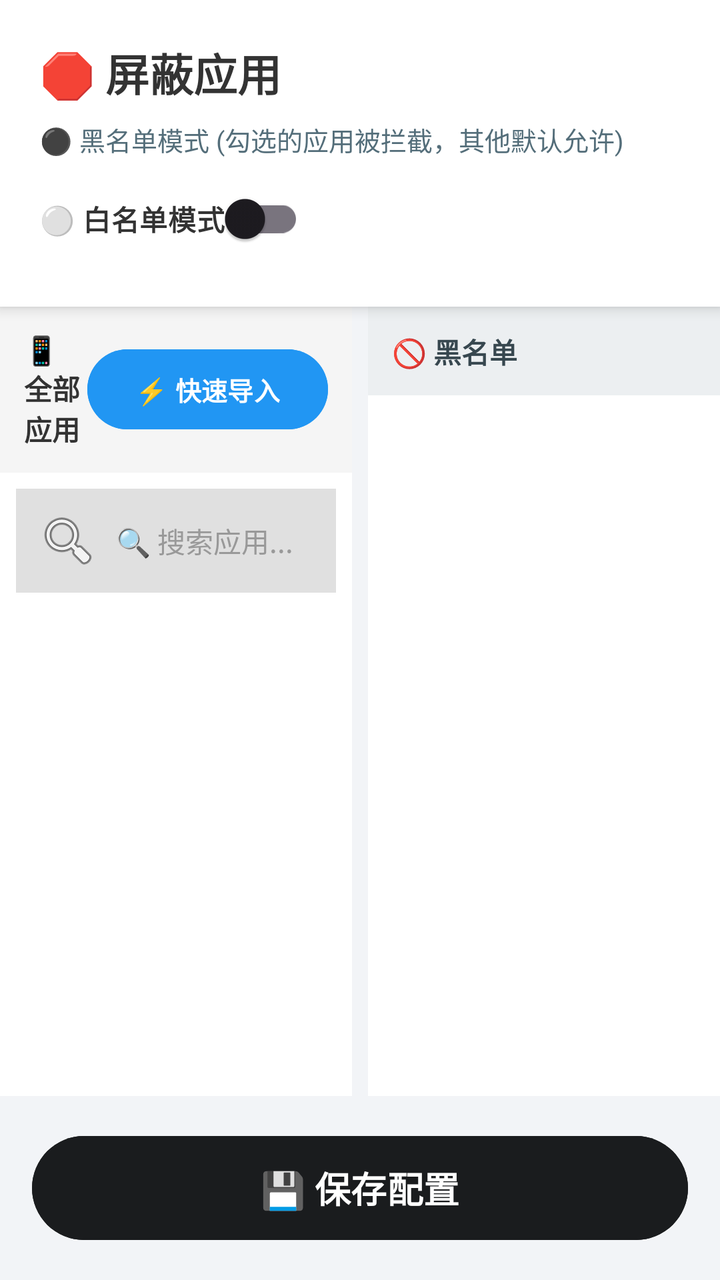
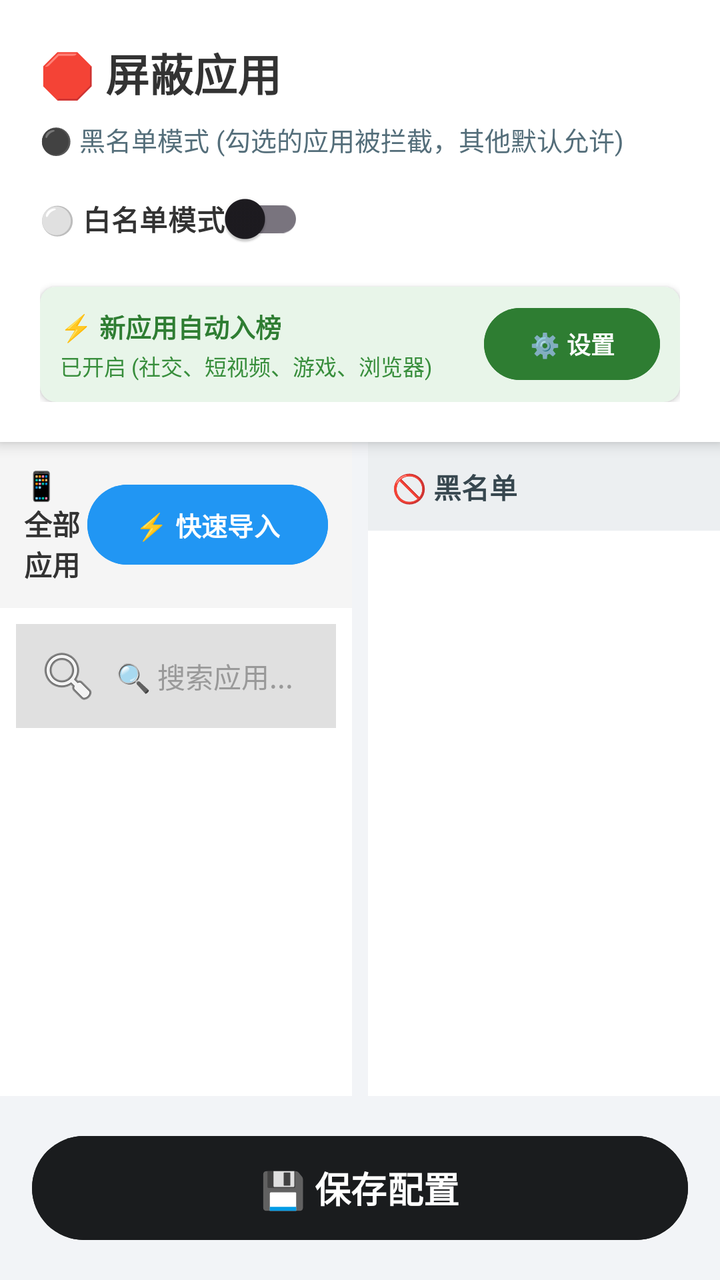

Before-and-after screenshots of an Android layout around one commit, followed by the original layout XML and the change that was made.
<!-- AndroidManifest.xml: application theme Theme.IronWill -->
<!-- res/layout/activity_app_selection.xml -->
<?xml version="1.0" encoding="utf-8"?>
<LinearLayout xmlns:android="http://schemas.android.com/apk/res/android"
    android:layout_width="match_parent"
    android:layout_height="match_parent"
    android:orientation="vertical"
    android:background="#F2F4F7">

    

    <LinearLayout
        android:layout_width="match_parent"
        android:layout_height="wrap_content"
        android:padding="20dp"
        android:background="#FFFFFF"
        android:elevation="4dp"
        android:orientation="vertical">

        <TextView
            android:id="@+id/tv_title_main"
            android:text="🛑 屏蔽应用"
            android:textSize="22sp"
            android:textStyle="bold"
            android:textColor="#333333"
            android:layout_width="wrap_content"
            android:layout_height="wrap_content"/>

        <TextView
            android:id="@+id/tv_mode_hint"
            android:text="⚫ 黑名单模式 (勾选的应用被拦截，其他默认允许)"
            android:textSize="13sp"
            android:textColor="#546E7A"
            android:layout_marginTop="8dp"
            android:layout_width="wrap_content"
            android:layout_height="wrap_content"/>

        <androidx.appcompat.widget.SwitchCompat
            android:id="@+id/switch_list_mode"
            android:layout_width="wrap_content"
            android:layout_height="wrap_content"
            android:layout_marginTop="6dp"
            android:text="⚪ 白名单模式"
            android:textSize="14sp"
            android:textStyle="bold"
            android:textColor="#333333"/>

        
        <androidx.cardview.widget.CardView
            android:id="@+id/card_pending_changes"
            android:layout_width="match_parent"
            android:layout_height="wrap_content"
            android:layout_marginTop="12dp"
            android:layout_marginBottom="4dp"
            android:visibility="gone"
            app:cardBackgroundColor="#FFF8E1"
            app:cardCornerRadius="8dp"
            app:cardElevation="2dp"
            xmlns:app="http://schemas.android.com/apk/res-auto">

            <LinearLayout
                android:layout_width="match_parent"
                android:layout_height="wrap_content"
                android:orientation="vertical"
                android:padding="12dp">

                <TextView
                    android:id="@+id/tv_lockout_hint"
                    android:layout_width="match_parent"
                    android:layout_height="wrap_content"
                    android:textSize="12sp"
                    android:textColor="#E65100"
                    android:lineSpacingExtra="4dp"
                    android:layout_marginBottom="8dp"
                    android:visibility="gone"/>

                <LinearLayout
                    android:layout_width="wrap_content"
                    android:layout_height="wrap_content"
                    android:orientation="horizontal"
                    android:gravity="center_vertical">
                    
                    <TextView
                        android:text="📝"
                        android:textSize="14sp"
                        android:layout_width="wrap_content"
                        android:layout_height="wrap_content"/>
                        
                    <TextView
                        android:text="⏳ 延迟生效表"
                        android:textStyle="bold"
                        android:textSize="13sp"
                        android:textColor="#F57F17"
                        android:layout_marginStart="6dp"
                        android:layout_width="wrap_content"
                        android:layout_height="wrap_content"/>
                </LinearLayout>

                <TextView
                    android:id="@+id/tv_pending_details"
                    android:layout_width="match_parent"
                    android:layout_height="wrap_content"
                    android:layout_marginTop="8dp"
                    android:lineSpacingExtra="4dp"
                    android:text=""
                    android:textSize="12sp"
                    android:textColor="#5D4037"/>

                <TextView
                    android:id="@+id/tv_pending_hint_legacy"
                    android:text="💡 包含次日生效的黑名单移除操作"
                    android:textSize="11sp"
                    android:textColor="#8D6E63"
                    android:layout_marginTop="6dp"
                    android:layout_width="wrap_content"
                    android:layout_height="wrap_content"/>
            </LinearLayout>
        </androidx.cardview.widget.CardView>
    </LinearLayout>

    
    <LinearLayout
        android:id="@+id/ll_segment_tools"
        android:layout_width="match_parent"
        android:layout_height="wrap_content"
        android:orientation="horizontal"
        android:gravity="center_vertical"
        android:paddingStart="16dp"
        android:paddingEnd="16dp"
        android:paddingTop="8dp"
        android:paddingBottom="8dp"
        android:background="#FFFFFF"
        android:visibility="gone">

        <Button
            android:id="@+id/btn_select_all"
            android:layout_width="0dp"
            android:layout_weight="1"
            android:layout_height="44dp"
            android:text="✅ 全选"
            android:textSize="13sp"
            android:textStyle="bold"
            android:backgroundTint="#2196F3"
            android:textColor="#FFFFFF"
            android:layout_marginEnd="4dp"
            android:insetTop="0dp"
            android:insetBottom="0dp"
            android:minHeight="0dp"
            android:paddingTop="0dp"
            android:paddingBottom="0dp"/>

        <Button
            android:id="@+id/btn_invert"
            android:layout_width="0dp"
            android:layout_weight="1"
            android:layout_height="44dp"
            android:text="🔄 反选"
            android:textSize="13sp"
            android:textStyle="bold"
            android:backgroundTint="#00897B"
            android:textColor="#FFFFFF"
            android:layout_marginStart="4dp"
            android:layout_marginEnd="4dp"
            android:insetTop="0dp"
            android:insetBottom="0dp"
            android:minHeight="0dp"
            android:paddingTop="0dp"
            android:paddingBottom="0dp"/>

        <Button
            android:id="@+id/btn_restore_global"
            android:layout_width="0dp"
            android:layout_weight="1"
            android:layout_height="44dp"
            android:text="♻️ 恢复为全局黑名单"
            android:textSize="13sp"
            android:textStyle="bold"
            android:backgroundTint="#546E7A"
            android:textColor="#FFFFFF"
            android:layout_marginStart="4dp"
            android:insetTop="0dp"
            android:insetBottom="0dp"
            android:minHeight="0dp"
            android:paddingTop="0dp"
            android:paddingBottom="0dp"/>
    </LinearLayout>

    <LinearLayout
        android:layout_width="match_parent"
        android:layout_height="0dp"
        android:layout_weight="1"
        android:orientation="horizontal"
        android:background="#F2F4F7">

        
        <LinearLayout
            android:layout_width="0dp"
            android:layout_height="match_parent"
            android:layout_weight="1"
            android:orientation="vertical"
            android:background="#FFFFFF"
            android:layout_marginEnd="4dp">

            
            <LinearLayout
                android:layout_width="match_parent"
                android:layout_height="wrap_content"
                android:orientation="horizontal"
                android:gravity="center_vertical"
                android:padding="12dp"
                android:background="#F5F5F5">

                <TextView
                    android:layout_width="0dp"
                    android:layout_height="wrap_content"
                    android:layout_weight="1"
                    android:text="📱 全部应用"
                    android:textSize="14sp"
                    android:textStyle="bold"
                    android:textColor="#333333"/>

                <Button
                    android:id="@+id/btn_quick_import"
                    android:layout_width="wrap_content"
                    android:layout_height="40dp"
                    android:text="⚡ 快速导入"
                    android:textSize="13sp"
                    android:textStyle="bold"
                    android:backgroundTint="#2196F3"
                    android:textColor="#FFFFFF"
                    android:insetTop="0dp"
                    android:insetBottom="0dp"
                    android:minHeight="0dp"
                    android:paddingTop="0dp"
                    android:paddingBottom="0dp"/>
            </LinearLayout>

            <EditText
                android:id="@+id/et_search_apps"
                android:layout_width="match_parent"
                android:layout_height="wrap_content"
                android:hint="🔍 搜索应用..."
                android:padding="10dp"
                android:textSize="14sp"
                android:background="#FFFFFF"
                android:layout_margin="8dp"
                android:drawableStart="@android:drawable/ic_menu_search"
                android:drawablePadding="8dp"
                android:backgroundTint="#E0E0E0"
                android:textColor="#333333"
                android:textColorHint="#999999"
                android:maxLines="1"
                android:inputType="text"/>

            <ListView
                android:id="@+id/list_all_apps"
                android:layout_width="match_parent"
                android:layout_height="match_parent"
                android:padding="8dp"
                android:clipToPadding="false"
                android:divider="@null"
                android:dividerHeight="6dp"/>
        </LinearLayout>

        
        <LinearLayout
            android:layout_width="0dp"
            android:layout_height="match_parent"
            android:layout_weight="1"
            android:orientation="vertical"
            android:background="#FFFFFF"
            android:layout_marginStart="4dp">

            <TextView
                android:id="@+id/tv_selected_title"
                android:layout_width="match_parent"
                android:layout_height="wrap_content"
                android:text="🚫 黑名单"
                android:textSize="14sp"
                android:textStyle="bold"
                android:textColor="#37474F"
                android:padding="12dp"
                android:background="#ECEFF1"/>

            <ListView
                android:id="@+id/list_selected_apps"
                android:layout_width="match_parent"
                android:layout_height="match_parent"
                android:padding="8dp"
                android:clipToPadding="false"
                android:divider="@null"
                android:dividerHeight="6dp"/>
        </LinearLayout>
    </LinearLayout>

    <Button
        android:id="@+id/btn_save_apps"
        android:layout_width="match_parent"
        android:layout_height="60dp"
        android:text="💾 保存配置"
        android:textSize="18sp"
        android:textStyle="bold"
        android:backgroundTint="#1A1C1E"
        android:textColor="#FFFFFF"
        android:layout_margin="16dp"/>
</LinearLayout>
<!-- resources referenced by this layout -->
<resources>
  <style name="Theme.IronWill" parent="Base.Theme.IronWill" />
  <style name="Base.Theme.IronWill" parent="Theme.Material3.DayNight.NoActionBar">
          
          
      </style>
</resources>

<!-- the commit's change to res/layout/activity_app_selection.xml (unified diff, before → after) -->
@@ -42,6 +42,68 @@
             android:textSize="14sp"
             android:textStyle="bold"
             android:textColor="#333333"/>
+
+        
+        <androidx.cardview.widget.CardView
+            android:id="@+id/card_auto_blacklist_config"
+            android:layout_width="match_parent"
+            android:layout_height="wrap_content"
+            android:layout_marginTop="10dp"
+            app:cardBackgroundColor="#E8F5E9"
+            app:cardCornerRadius="8dp"
+            app:cardElevation="2dp"
+            xmlns:app="http://schemas.android.com/apk/res-auto">
+
+            <LinearLayout
+                android:layout_width="match_parent"
+                android:layout_height="wrap_content"
+                android:orientation="horizontal"
+                android:gravity="center_vertical"
+                android:padding="10dp">
+
+                <LinearLayout
+                    android:layout_width="0dp"
+                    android:layout_height="wrap_content"
+                    android:layout_weight="1"
+                    android:orientation="vertical">
+
+                    <TextView
+                        android:id="@+id/tv_auto_blacklist_title"
+                        android:layout_width="wrap_content"
+                        android:layout_height="wrap_content"
+                        android:text="⚡ 新应用自动入榜"
+                        android:textSize="13sp"
+                        android:textStyle="bold"
+                        android:textColor="#2E7D32"/>
+
+                    <TextView
+                        android:id="@+id/tv_auto_blacklist_summary"
+                        android:layout_width="wrap_content"
+                        android:layout_height="wrap_content"
+                        android:layout_marginTop="2dp"
+                        android:text="已开启 (社交、短视频、游戏、浏览器)"
+                        android:textSize="11sp"
+                        android:textColor="#388E3C"/>
+                </LinearLayout>
+
+                <Button
+                    android:id="@+id/btn_auto_blacklist_config"
+                    android:layout_width="wrap_content"
+                    android:layout_height="36dp"
+                    android:text="⚙️ 设置"
+                    android:textSize="12sp"
+                    android:textStyle="bold"
+                    android:backgroundTint="#2E7D32"
+                    android:textColor="#FFFFFF"
+                    android:insetTop="0dp"
+                    android:insetBottom="0dp"
+                    android:minHeight="0dp"
+                    android:paddingTop="0dp"
+                    android:paddingBottom="0dp"
+                    android:paddingStart="12dp"
+                    android:paddingEnd="12dp"/>
+            </LinearLayout>
+        </androidx.cardview.widget.CardView>
 
         
         <androidx.cardview.widget.CardView
